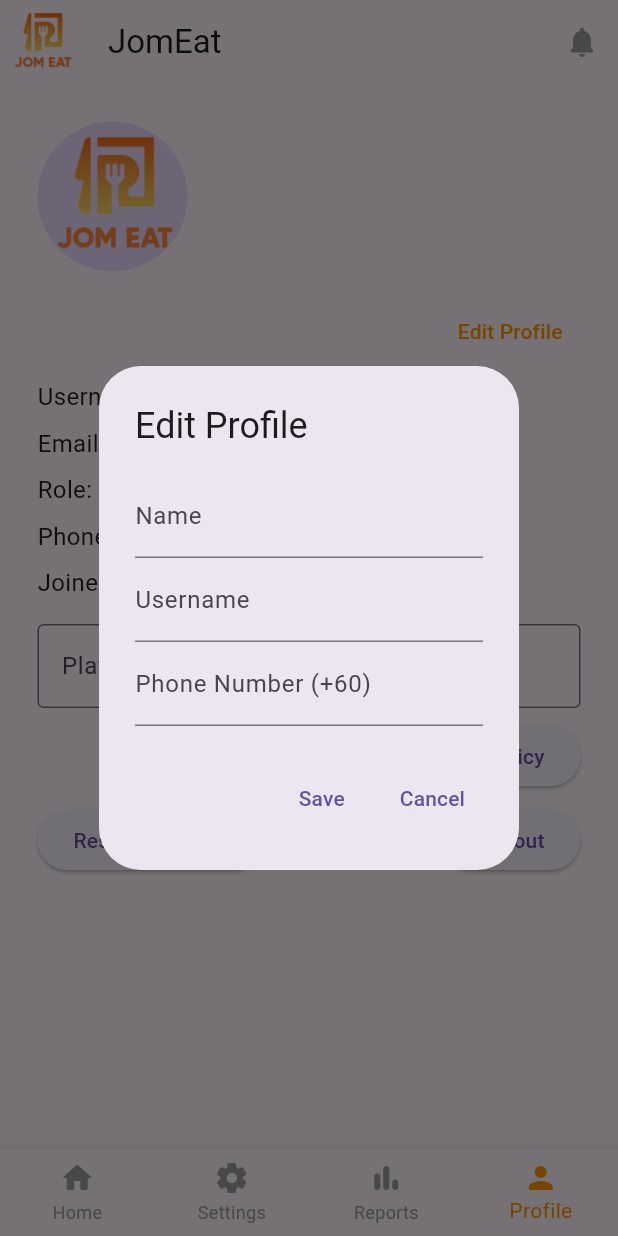
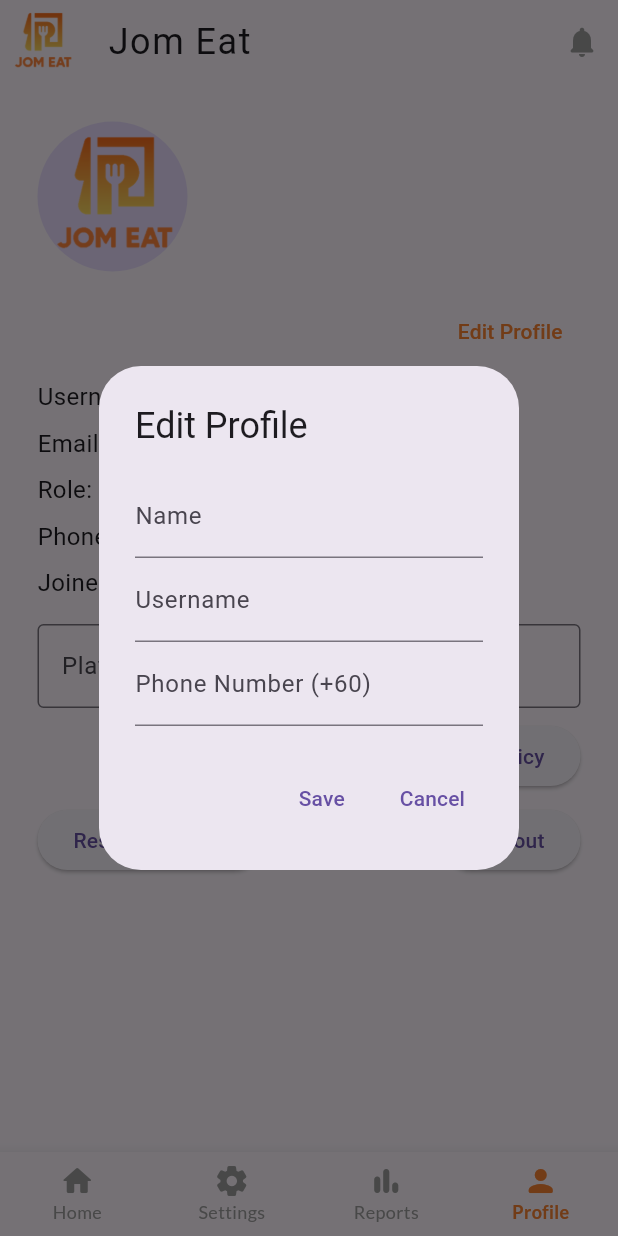
Before and after one commit to nicholaschong03/MAE-Assignment, a Flutter app: the AdminPage screen opened directly, item 4 of the bottom bar chosen, after a tap on "Edit Profile", on a phone screen of 412 x 824 dp. Run offline on Flutter 3.47's test engine with Material 3 defaults, Android fonts, the phone set to English and light mode, and no system bars; our stand-ins replace cloud_firestore, firebase_auth, firebase_core, google_fonts; accounts and stored records are empty.

Commit message:
Updated login page, font adjustment, admin page

```diff
--- a/lib/adminpage/adminpage.dart
+++ b/lib/adminpage GUI/adminpage.dart
@@ -1,14 +1,14 @@
 import 'package:flutter/material.dart';
 import 'package:cloud_firestore/cloud_firestore.dart';
+import 'package:google_fonts/google_fonts.dart';
 import 'home.dart';
 import 'notification.dart';
 import 'profile.dart';
 import 'setting.dart';
 import 'reports.dart';
 
-
 class AdminPage extends StatefulWidget {
-  const AdminPage({super.key});
+  const AdminPage({Key? key}) : super(key: key);
 
   @override
   _AdminPageState createState() => _AdminPageState();
@@ -30,7 +30,8 @@
     QuerySnapshot snapshot = await firestore
         .collection('notifications')
         .where('read_status', isEqualTo: false)
-        .where('to', isEqualTo: 'admin') // Check if the notification is for admin
+        .where('to',
+            isEqualTo: 'admin') // Check if the notification is for admin
         .get();
 
     setState(() {
@@ -54,18 +55,25 @@
               _hasUnreadNotifications
                   ? Icons.notifications_active_rounded
                   : Icons.notifications_rounded,
-              color: _hasUnreadNotifications ? Colors.orange : Colors.grey,
+              color: _hasUnreadNotifications
+                  ? const Color(0xFFF88232)
+                  : Colors.grey,
             ),
             onPressed: () {
               // show notifications page
               Navigator.push(
                 context,
-                MaterialPageRoute(builder: (context) => const NotificationsPage()),
-              ).then((value) => _checkForUnreadNotifications()); // Recheck for unread notifications when returning
+                MaterialPageRoute(
+                    builder: (context) => const NotificationsPage()),
+              ).then((value) =>
+                  _checkForUnreadNotifications()); // Recheck for unread notifications when returning
             },
           ),
         ],
-        title: const Text('JomEat'),
+        title: Text(
+          'Jom Eat',
+          style: GoogleFonts.bungeeSpice(fontSize: 24.0, letterSpacing: 1.0),
+        ),
         leading: Image.asset('assets/images/logo.png'),
       ),
       body: IndexedStack(
@@ -98,8 +106,10 @@
           ),
         ],
         currentIndex: _selectedIndex,
-        selectedItemColor: Colors.orange,
+        selectedItemColor: const Color(0xFFF88232),
         unselectedItemColor: Colors.grey,
+        selectedLabelStyle: GoogleFonts.lato(fontSize: 12, fontWeight: FontWeight.bold),
+        unselectedLabelStyle: GoogleFonts.lato(fontSize: 12),
         onTap: _onItemTapped,
       ),
     );
--- /dev/null
+++ b/lib/adminpage GUI/home.dart
@@ -0,0 +1,59 @@
+import 'package:flutter/material.dart';
+import 'package:google_fonts/google_fonts.dart';
+
+class HomePanel extends StatelessWidget {
+  const HomePanel({Key? key}) : super(key: key);
+
+  @override
+  Widget build(BuildContext context) {
+    return Column(
+      children: [
+        Padding(
+          padding: const EdgeInsets.all(16), // Set the common edge spacing
+          child: Column(
+            children: [
+              Row(
+                mainAxisAlignment: MainAxisAlignment.spaceBetween,
+                children: [
+                  ElevatedButton(
+                    onPressed: () {
+                      // Add your button 1 logic here
+                    },
+                    child: const Text('User Management'),
+                  ),
+                  ElevatedButton(
+                    onPressed: () {
+                      // Add your button 2 logic here
+                    },
+                    child: const Text('Event Management'),
+                  ),
+                ],
+              ),
+              const SizedBox(
+                  height:
+                      16.0), // Add some spacing between the buttons and the text
+              Align(
+                alignment: Alignment.centerLeft,
+                child: Text(
+                  'Recent Posts',
+                  style: GoogleFonts.nunitoSans(
+                    color: const Color(0xFFF88232),
+                    fontSize: 20.0,
+                    fontWeight: FontWeight.bold,
+                  ),
+                ),
+              ),
+            ],
+          ),
+        ),
+        const Expanded(
+          child: SingleChildScrollView(
+            child: Column(
+                // Add your content here
+                ),
+          ),
+        ),
+      ],
+    );
+  }
+}
--- a/lib/adminpage/notification.dart
+++ b/lib/adminpage GUI/notification.dart
@@ -1,5 +1,6 @@
 import 'package:cloud_firestore/cloud_firestore.dart';
 import 'package:flutter/material.dart';
+import 'package:google_fonts/google_fonts.dart';
 
 class NotificationsPage extends StatelessWidget {
   const NotificationsPage({super.key});
@@ -33,7 +34,10 @@
   Widget build(BuildContext context) {
     return Scaffold(
       appBar: AppBar(
-        title: const Text('Notifications'),
+        title: Text(
+          'Notifications',
+          style:  GoogleFonts.arvo(fontSize: 24.0, letterSpacing: 0.5),
+        ),
       ),
       body: StreamBuilder<QuerySnapshot>(
         stream: FirebaseFirestore.instance
--- a/lib/adminpage/profile.dart
+++ b/lib/adminpage GUI/profile.dart
@@ -174,7 +174,7 @@
                         },
                         child: const Text(
                           'Edit Profile',
-                          style: TextStyle(color: Colors.orange),
+                          style: TextStyle(color: Color(0xFFF88232)),
                         ),
                       ),
                     ],
--- a/lib/adminpage/home.dart
+++ /dev/null
@@ -1,12 +0,0 @@
-import 'package:flutter/material.dart';
-
-class HomePanel extends StatelessWidget {
-  const HomePanel({super.key});
-
-  @override
-  Widget build(BuildContext context) {
-    return const Center(
-      child: Text('Home Panel'),
-    );
-  }
-}
--- a/lib/main.dart
+++ b/lib/main.dart
@@ -1,7 +1,7 @@
 import 'package:firebase_core/firebase_core.dart';
 import 'package:flutter/material.dart';
 import 'package:jom_eat_project/Loginpage/login.dart';
-import 'adminpage/adminpage.dart';
+import 'adminpage GUI/adminpage.dart';
 
 void main() async {
   WidgetsFlutterBinding.ensureInitialized();
--- a/pubspec.yaml
+++ b/pubspec.yaml
@@ -39,6 +39,7 @@
   cloud_firestore: ^4.17.5
   firebase_database: ^10.5.7
   intl: ^0.19.0
+  google_fonts: ^6.2.1
 
 dev_dependencies:
   flutter_test:
```
Also changed, not shown: lib/Loginpage/forgetpassword.dart (+14 -8 lines), lib/Loginpage/login.dart (+8 -3 lines), lib/Loginpage/signup.dart (+26 -23 lines), lib/adminpage GUI/reports.dart (renamed from lib/adminpage/reports.dart), lib/adminpage GUI/setting.dart (renamed from lib/adminpage/setting.dart), pubspec.lock, 1 other file.
